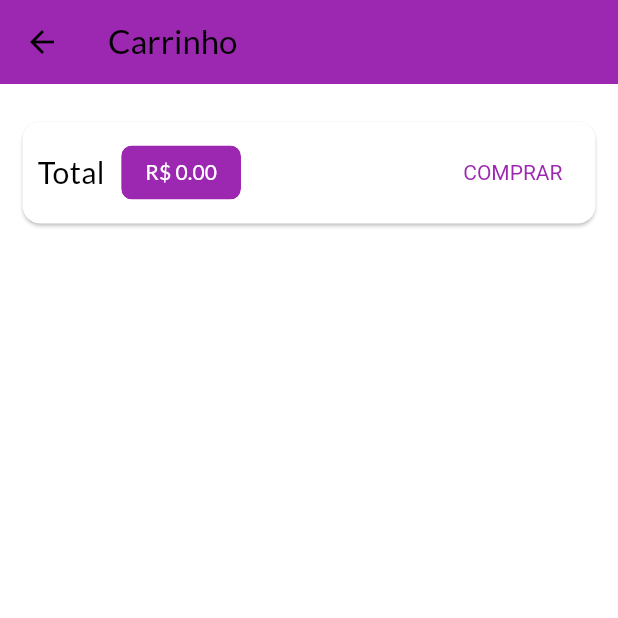
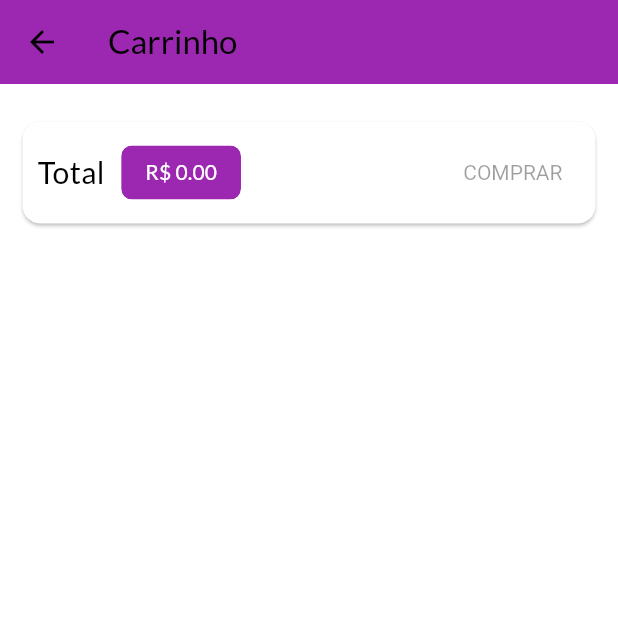
Before and after one commit to VORP2830/Shop, a Flutter app: the CartPage screen opened by its route, on a phone screen of 412 x 824 dp, the top half of it. Run offline on Flutter 3.47's test engine with Material 3 defaults, Android fonts, the phone set to English and light mode, and no system bars; network calls fail.

Commit message:
Aula 283 - 292

```diff
--- a/lib/components/product_grid_item.dart
+++ b/lib/components/product_grid_item.dart
@@ -8,6 +8,7 @@ import '../models/product.dart';
 class ProductGridItem extends StatelessWidget {
   @override
   Widget build(BuildContext context) {
+    final msg = ScaffoldMessenger.of(context);
     //Aqui estamos utilizando o Provider.of para pegar o produto que foi passado
     final product = Provider.of<Product>(
       context,
--- /dev/null
+++ b/lib/exceptions/http_exception.dart
@@ -0,0 +1,14 @@
+class HttpException implements Exception {
+  final String message;
+  final int statusCode;
+
+  HttpException({
+    required this.message,
+    required this.statusCode,
+  });
+
+  @override
+  String toString() {
+    return message;
+  }
+}
--- a/lib/pages/cart_page.dart
+++ b/lib/pages/cart_page.dart
@@ -49,21 +49,7 @@ class CartPage extends StatelessWidget {
                     ),
                   ),
                   Spacer(),
-                  TextButton(
-                    onPressed: () {
-                      Provider.of<OrdersList>(
-                        context,
-                        listen: false,
-                      ).addOrder(cart);
-                      cart.clear();
-                    },
-                    child: Text('COMPRAR'),
-                    style: TextButton.styleFrom(
-                      textStyle: TextStyle(
-                        color: Theme.of(context).colorScheme.primary,
-                      ),
-                    ),
-                  ),
+                  CartButton(cart: cart),
                 ],
               ),
             ),
@@ -81,3 +67,43 @@ class CartPage extends StatelessWidget {
     );
   }
 }
+
+class CartButton extends StatefulWidget {
+  const CartButton({
+    super.key,
+    required this.cart,
+  });
+
+  final Cart cart;
+
+  @override
+  State<CartButton> createState() => _CartButtonState();
+}
+
+class _CartButtonState extends State<CartButton> {
+  bool _isLoading = false;
+  @override
+  Widget build(BuildContext context) {
+    return _isLoading
+        ? CircularProgressIndicator()
+        : TextButton(
+            onPressed: widget.cart.itemsCount == 0
+                ? null
+                : () async {
+                    setState(() => _isLoading = true);
+                    await Provider.of<OrdersList>(
+                      context,
+                      listen: false,
+                    ).addOrder(widget.cart);
+                    widget.cart.clear();
+                    setState(() => _isLoading = false);
+                  },
+            child: Text('COMPRAR'),
+            style: TextButton.styleFrom(
+              textStyle: TextStyle(
+                color: Theme.of(context).colorScheme.primary,
+              ),
+            ),
+          );
+  }
+}
--- /dev/null
+++ b/lib/utils/constants.dart
@@ -0,0 +1,4 @@
+class Constants {
+  static const String PRODUCT_BASE_URL = 'https://shop-68727-default-rtdb.firebaseio.com/products';
+  static const String ORDER_BASE_URL = 'https://shop-68727-default-rtdb.firebaseio.com/orders';
+}
```
Also changed, not shown: lib/components/product_item.dart (+16 -3 lines), lib/models/orders_list.dart (+54 -4 lines), lib/models/product.dart (+28 -4 lines), lib/models/product_list.dart (+40 -11 lines), lib/pages/order_page_future_builder.dart (added, +38 -0 lines), lib/pages/orders_page.dart (+31 -3 lines).
